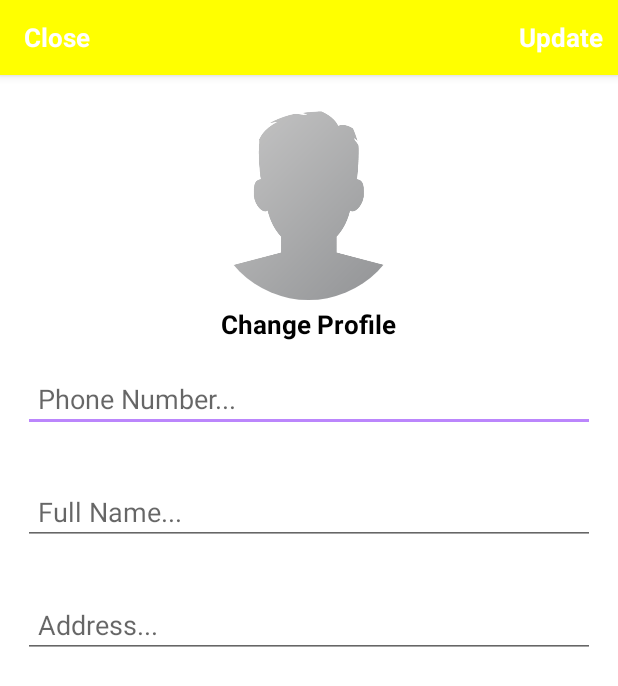
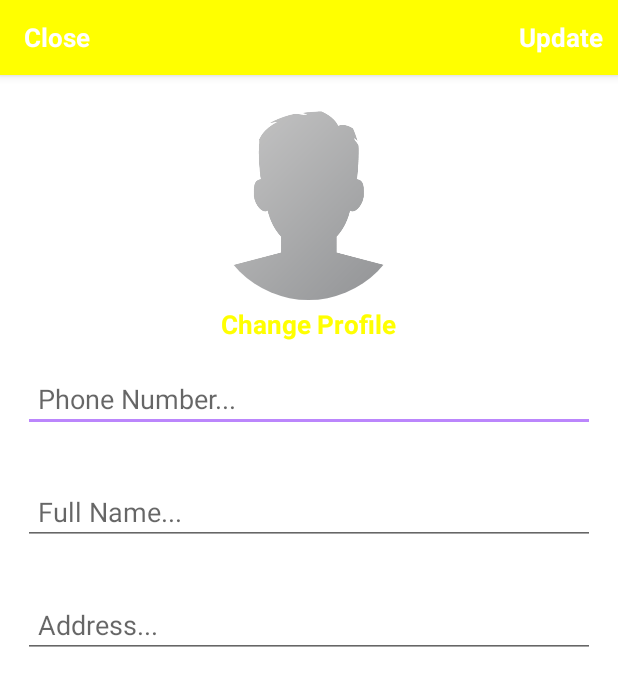
Before and after one commit to thisitham/Team-Oreo, an Android app: the layout activity_settins.xml on its own in the app's theme, with its tools: preview values and no code run, on a phone screen of 412 x 824 dp. Shown: the top 686 px of the screen. Run offline under Robolectric (Android 15) with nearby library versions, the phone set to English and light mode, and no system bars; Roboto replaces fonts that are not available here.

```diff
--- a/app/src/main/res/layout/activity_settins.xml
+++ b/app/src/main/res/layout/activity_settins.xml
@@ -65,15 +65,14 @@
         android:id="@+id/profile_image_change_btn"
         android:layout_width="wrap_content"
         android:layout_height="wrap_content"
-        android:text="Change Profile"
-        android:textSize="17sp"
-        android:textStyle="bold"
-        android:layout_marginRight="10dp"
-        android:layout_marginTop="4dp"
-        android:textColor="@android:color/black"
         android:layout_below="@+id/settings_profile_image"
         android:layout_centerHorizontal="true"
-        />
+        android:layout_marginTop="4dp"
+        android:layout_marginRight="10dp"
+        android:text="Change Profile"
+        android:textColor="@color/colorPrimaryDark"
+        android:textSize="17sp"
+        android:textStyle="bold" />
 
     <EditText
         android:id="@+id/settings_phone_number"
```
